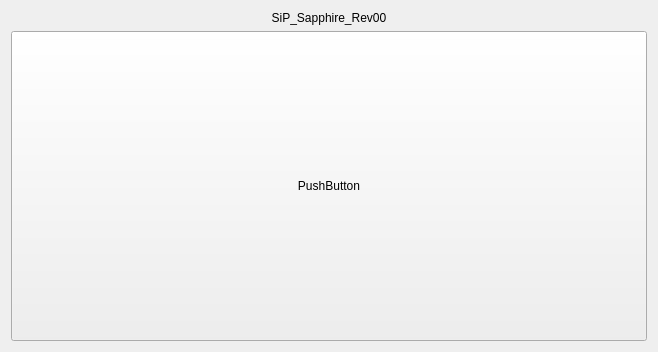
Old version of the form TeApSy/mainboardwidget.ui in the repository Mar94oK/TeApSy.
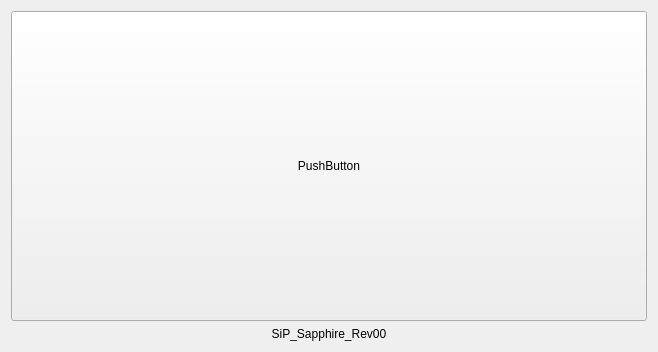
New version of the form.

What changed in the file:
```diff
--- a/TeApSy/mainboardwidget.ui
+++ b/TeApSy/mainboardwidget.ui
@@ -14,7 +14,7 @@
    <string>Form</string>
   </property>
   <layout class="QGridLayout" name="gridLayout">
-   <item row="0" column="0">
+   <item row="1" column="0">
     <widget class="QLabel" name="lbl_MainBoard">
      <property name="sizePolicy">
       <sizepolicy hsizetype="Preferred" vsizetype="Minimum">
@@ -30,7 +30,9 @@
      </property>
     </widget>
    </item>
-   <item row="1" column="0">
+   <item row="0" column="0">
+    <layout class="QHBoxLayout" name="horizontalLayout">
+     <item>
     <widget class="QPushButton" name="btn_MainBoard">
      <property name="sizePolicy">
       <sizepolicy hsizetype="Minimum" vsizetype="Expanding">
@@ -42,6 +44,8 @@
       <string>PushButton</string>
      </property>
     </widget>
+     </item>
+    </layout>
    </item>
   </layout>
  </widget>
```
Lines whose indentation alone changed are shown as unchanged.
